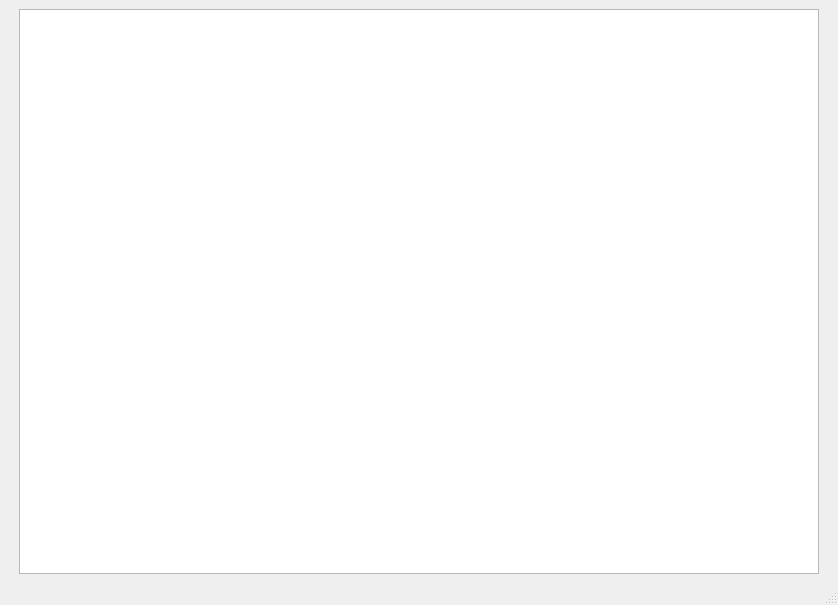
This is mainwindow.ui in VildanWW/Task_Manager as Qt 5 draws it before an edit. The edited form follows.
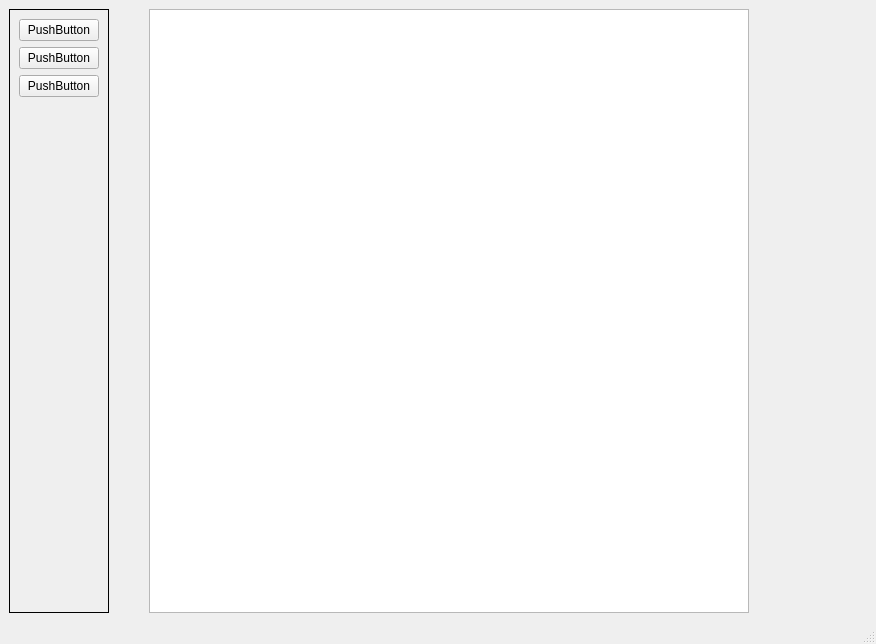
This is the edited form.

The edit to the form file:
```diff
--- a/mainwindow.ui
+++ b/mainwindow.ui
@@ -6,8 +6,8 @@
    <rect>
     <x>0</x>
     <y>0</y>
-    <width>838</width>
-    <height>605</height>
+    <width>876</width>
+    <height>644</height>
    </rect>
   </property>
   <property name="windowTitle">
@@ -16,14 +16,98 @@
   <widget class="QWidget" name="centralwidget">
    <layout class="QHBoxLayout" name="horizontalLayout_2">
     <item>
-     <widget class="QTableView" name="tableView">
-      <property name="maximumSize">
-       <size>
-        <width>800</width>
-        <height>16777215</height>
-       </size>
+     <layout class="QHBoxLayout" name="horizontalLayout" stretch="0,0,1,0">
+      <property name="spacing">
+       <number>0</number>
       </property>
-     </widget>
+      <item>
+       <widget class="QFrame" name="frame">
+        <property name="sizePolicy">
+         <sizepolicy hsizetype="Fixed" vsizetype="Preferred">
+          <horstretch>0</horstretch>
+          <verstretch>0</verstretch>
+         </sizepolicy>
+        </property>
+        <property name="frameShape">
+         <enum>QFrame::Shape::Box</enum>
+        </property>
+        <layout class="QFormLayout" name="formLayout">
+         <item row="0" column="0">
+          <widget class="QPushButton" name="pushButton_2">
+           <property name="text">
+            <string>PushButton</string>
+           </property>
+          </widget>
+         </item>
+         <item row="1" column="0">
+          <widget class="QPushButton" name="pushButton_3">
+           <property name="text">
+            <string>PushButton</string>
+           </property>
+          </widget>
+         </item>
+         <item row="2" column="0">
+          <widget class="QPushButton" name="pushButton">
+           <property name="text">
+            <string>PushButton</string>
+           </property>
+          </widget>
+         </item>
+        </layout>
+       </widget>
+      </item>
+      <item>
+       <spacer name="horizontalSpacer">
+        <property name="orientation">
+         <enum>Qt::Orientation::Horizontal</enum>
+        </property>
+        <property name="sizeType">
+         <enum>QSizePolicy::Policy::Minimum</enum>
+        </property>
+        <property name="sizeHint" stdset="0">
+         <size>
+          <width>40</width>
+          <height>20</height>
+         </size>
+        </property>
+       </spacer>
+      </item>
+      <item>
+       <widget class="QTableView" name="tableView">
+        <property name="sizePolicy">
+         <sizepolicy hsizetype="Minimum" vsizetype="Expanding">
+          <horstretch>0</horstretch>
+          <verstretch>0</verstretch>
+         </sizepolicy>
+        </property>
+        <property name="maximumSize">
+         <size>
+          <width>600</width>
+          <height>16777215</height>
+         </size>
+        </property>
+        <attribute name="verticalHeaderStretchLastSection">
+         <bool>false</bool>
+        </attribute>
+       </widget>
+      </item>
+      <item>
+       <spacer name="horizontalSpacer_2">
+        <property name="orientation">
+         <enum>Qt::Orientation::Horizontal</enum>
+        </property>
+        <property name="sizeType">
+         <enum>QSizePolicy::Policy::MinimumExpanding</enum>
+        </property>
+        <property name="sizeHint" stdset="0">
+         <size>
+          <width>20</width>
+          <height>20</height>
+         </size>
+        </property>
+       </spacer>
+      </item>
+     </layout>
     </item>
    </layout>
   </widget>
```
Left out of the diff: 2 changed lines with no effect on the pictures.
